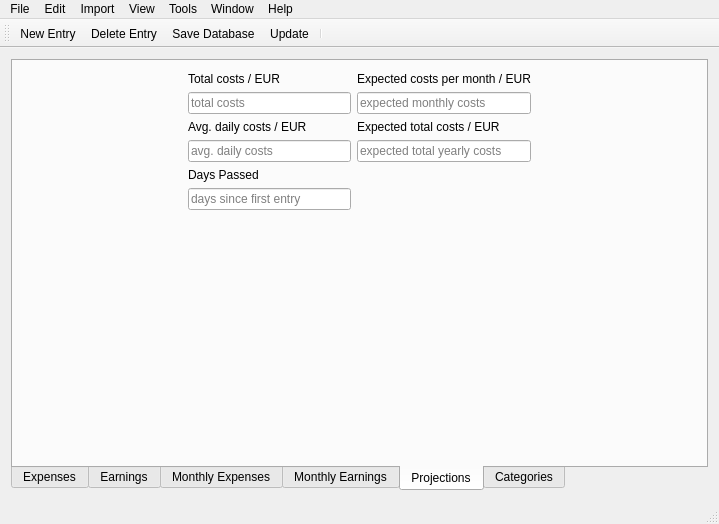
First picture: the form in mainwindow.ui, repository DatabasesWorks/Costs-daily-income-and-expenses, before the edit.
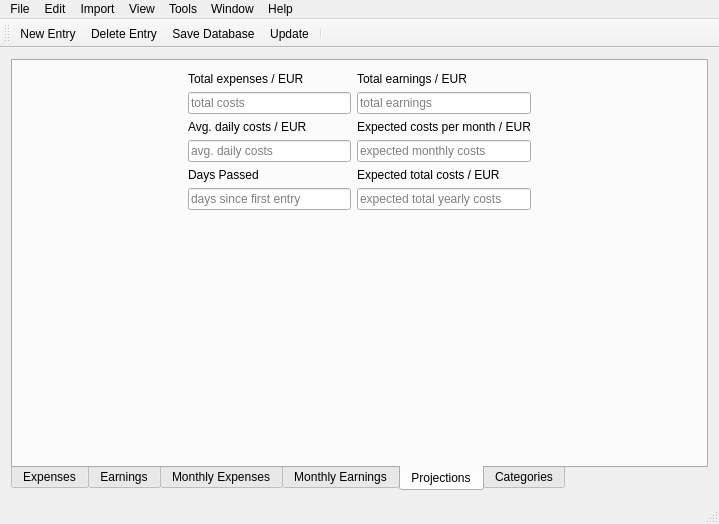
Second picture: the form after the edit. Icons and pictures are not drawn.

Commit message: CSV import bug fixes, expenses/earnings colors, receipt image store

```diff
--- a/mainwindow.ui
+++ b/mainwindow.ui
@@ -79,6 +79,13 @@
        <layout class="QVBoxLayout" name="verticalLayout_5">
         <item>
          <layout class="QGridLayout" name="gridLayout">
+          <item row="0" column="1">
+           <widget class="QLabel" name="label_4">
+            <property name="text">
+             <string>Total expenses / EUR</string>
+            </property>
+           </widget>
+          </item>
           <item row="1" column="1">
            <widget class="QLineEdit" name="totalCostsLine">
             <property name="toolTip">
@@ -92,19 +99,6 @@
             </property>
            </widget>
           </item>
-          <item row="1" column="2">
-           <widget class="QLineEdit" name="expectedCostsPerMonthLine">
-            <property name="toolTip">
-             <string>Expected total costs per month in EUR</string>
-            </property>
-            <property name="readOnly">
-             <bool>true</bool>
-            </property>
-            <property name="placeholderText">
-             <string>expected monthly costs</string>
-            </property>
-           </widget>
-          </item>
           <item row="1" column="3">
            <spacer name="horizontalSpacer">
             <property name="orientation">
@@ -118,21 +112,7 @@
             </property>
            </spacer>
           </item>
-          <item row="0" column="1">
-           <widget class="QLabel" name="label_4">
-            <property name="text">
-             <string>Total costs / EUR</string>
-            </property>
-           </widget>
-          </item>
-          <item row="0" column="2">
-           <widget class="QLabel" name="label_5">
-            <property name="text">
-             <string>Expected costs per month / EUR</string>
-            </property>
-           </widget>
-          </item>
-          <item row="3" column="2">
+          <item row="5" column="2">
            <widget class="QLineEdit" name="expectedTotalCostsLine">
             <property name="toolTip">
              <string>Expected total costs this year in EUR</string>
@@ -145,13 +125,6 @@
             </property>
            </widget>
           </item>
-          <item row="2" column="2">
-           <widget class="QLabel" name="label_2">
-            <property name="text">
-             <string>Expected total costs / EUR</string>
-            </property>
-           </widget>
-          </item>
           <item row="1" column="0">
            <spacer name="horizontalSpacer_2">
             <property name="orientation">
@@ -165,6 +138,53 @@
             </property>
            </spacer>
           </item>
+          <item row="4" column="2">
+           <widget class="QLabel" name="label_2">
+            <property name="text">
+             <string>Expected total costs / EUR</string>
+            </property>
+           </widget>
+          </item>
+          <item row="3" column="2">
+           <widget class="QLineEdit" name="expectedCostsPerMonthLine">
+            <property name="toolTip">
+             <string>Expected total costs per month in EUR</string>
+            </property>
+            <property name="readOnly">
+             <bool>true</bool>
+            </property>
+            <property name="placeholderText">
+             <string>expected monthly costs</string>
+            </property>
+           </widget>
+          </item>
+          <item row="1" column="2">
+           <widget class="QLineEdit" name="totalEarningsLine">
+            <property name="toolTip">
+             <string>Total earnings in EUR</string>
+            </property>
+            <property name="readOnly">
+             <bool>true</bool>
+            </property>
+            <property name="placeholderText">
+             <string>total earnings</string>
+            </property>
+           </widget>
+          </item>
+          <item row="2" column="2">
+           <widget class="QLabel" name="label_5">
+            <property name="text">
+             <string>Expected costs per month / EUR</string>
+            </property>
+           </widget>
+          </item>
+          <item row="0" column="2">
+           <widget class="QLabel" name="label_6">
+            <property name="text">
+             <string>Total earnings / EUR</string>
+            </property>
+           </widget>
+          </item>
           <item row="2" column="1">
            <widget class="QLabel" name="label">
             <property name="text">
```
Left out of the diff: 2 changed lines with no effect on the pictures. The commit also changes 9 other files.
